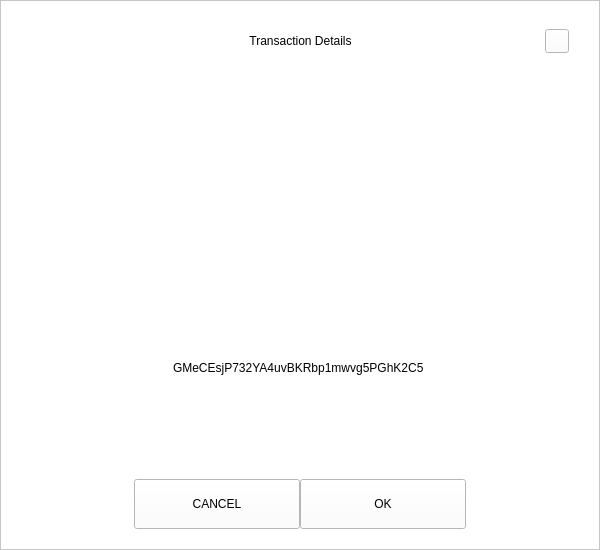
Old version of the form src/qt/ucacoin/forms/receivedialog.ui in the repository ucacoin/Ucacoin2.
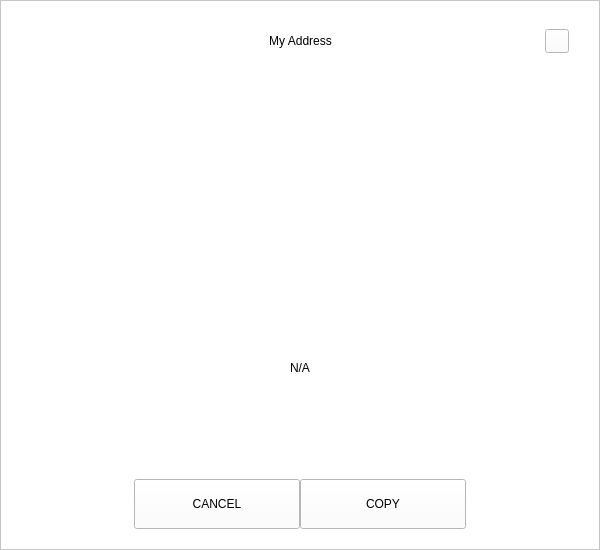
New version of the form.

```diff
--- a/src/qt/ucacoin/forms/receivedialog.ui
+++ b/src/qt/ucacoin/forms/receivedialog.ui
@@ -92,7 +92,7 @@
            <string notr="true">padding-left:24px;</string>
           </property>
           <property name="text">
-           <string>Transaction Details</string>
+           <string>My Address</string>
           </property>
           <property name="alignment">
            <set>Qt::AlignCenter</set>
@@ -196,7 +196,7 @@
       <item alignment="Qt::AlignHCenter">
        <widget class="QLabel" name="labelAddress">
         <property name="text">
-         <string>GMeCEsjP732YA4uvBKRbp1mwvg5PGhK2C5 </string>
+         <string notr="true">N/A</string>
         </property>
        </widget>
       </item>
@@ -265,7 +265,7 @@
            <enum>Qt::NoFocus</enum>
           </property>
           <property name="text">
-           <string>OK</string>
+           <string>COPY</string>
           </property>
          </widget>
         </item>
```
